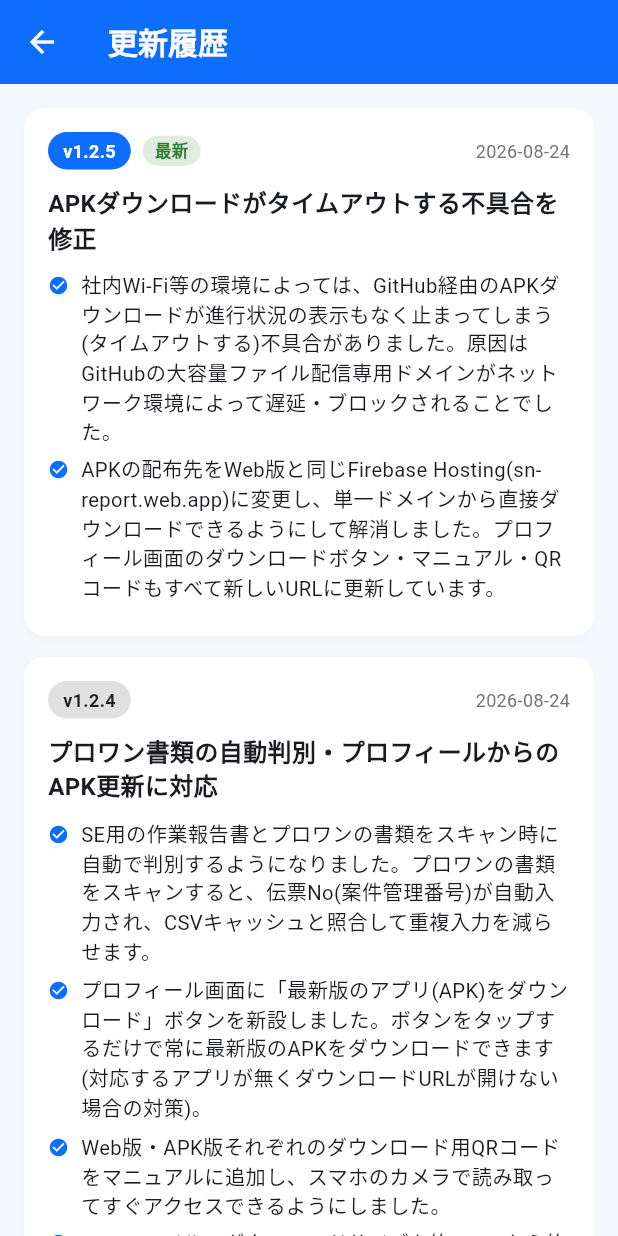
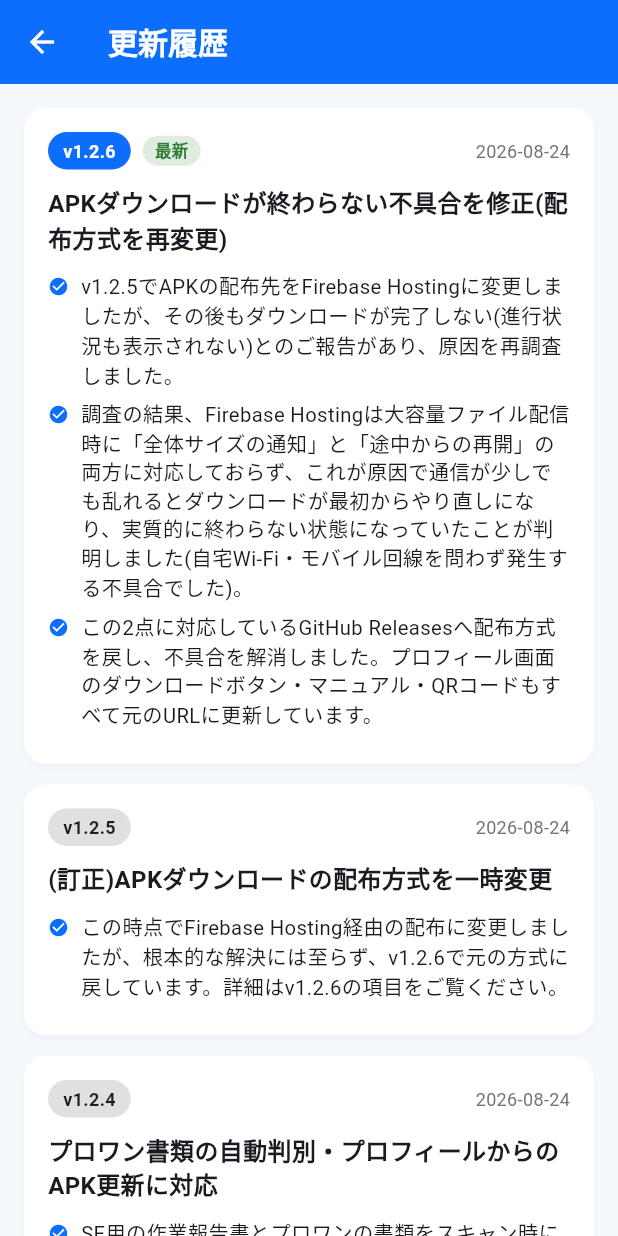
Before and after one commit to sn-naka3692/maintenance-log-app, a Flutter app: the ChangelogScreen screen opened directly, on a phone screen of 412 x 824 dp. Run offline on Flutter 3.47's test engine with Material 3 defaults, Android fonts, the phone set to English and light mode, and no system bars; our stand-ins replace cloud_firestore, firebase_auth, firebase_core, fl_chart, image_picker, package_info_plus and 3 more; missing offline and left inert: file_saver; accounts and stored records are empty.

Commit message:
v1.2.6: APKダウンロードが終わらない不具合を修正(配布方式をGitHub Releasesに再変更)
v1.2.5でAPK配布をFirebase Hostingに変更したが、Firebase Hosting(Fastly CDN)
は大容量バイナリの配信時にContent-Lengthヘッダーを返さず、Rangeリクエスト
(途中からの再開)にも対応していないという構造的な制限があることが判明。
これによりダウンロードの進行状況が表示されず、通信が少しでも乱れると
最初からやり直しになる不具合が自宅Wi-Fi・5Gモバイル回線を問わず発生していた。

GitHub Releases(Azure Blob Storage配信)はContent-Length・Range双方とも
正常に機能することを検証済みのため、APK配布を元のGitHub Releases方式に
戻した。Web版(マニュアル等)は問題がないためFirebase Hostingのまま。

- profile_screen.dart: kLatestApkDownloadUrlをGitHub Releases URLに変更
- changelog_data.dart: v1.2.6エントリ追加、v1.2.5に訂正コメント追加
- firebase.json: 不要になった/downloads/**ヘッダー設定を削除
- web/manual.html, 日報アプリ操作マニュアル.md/.pdf: URL訂正
- web/icons/apk_download_qr.png: 新URLで再生成
- scripts/deploy_web_and_apk.sh: Web版はFirebase Hosting、APKはGitHub
  Releasesへそれぞれデプロイする内容に更新
- pubspec.yaml: version 1.2.6+15

```diff
--- a/lib/data/changelog_data.dart
+++ b/lib/data/changelog_data.dart
@@ -20,18 +20,31 @@ class ChangelogEntry {
 /// 新しい更新ほどリストの先頭に追加すること。
 const List<ChangelogEntry> changelogEntries = [
   ChangelogEntry(
+    version: '1.2.6',
+    date: '2026-08-24',
+    title: 'APKダウンロードが終わらない不具合を修正(配布方式を再変更)',
+    details: [
+      'v1.2.5でAPKの配布先をFirebase Hostingに変更しましたが、'
+          'その後もダウンロードが完了しない(進行状況も表示されない)との'
+          'ご報告があり、原因を再調査しました。',
+      '調査の結果、Firebase Hostingは大容量ファイル配信時に'
+          '「全体サイズの通知」と「途中からの再開」の両方に対応しておらず、'
+          'これが原因で通信が少しでも乱れるとダウンロードが最初からやり'
+          '直しになり、実質的に終わらない状態になっていたことが判明しました'
+          '(自宅Wi-Fi・モバイル回線を問わず発生する不具合でした)。',
+      'この2点に対応しているGitHub Releasesへ配布方式を戻し、'
+          '不具合を解消しました。プロフィール画面のダウンロードボタン・'
+          'マニュアル・QRコードもすべて元のURLに更新しています。',
+    ],
+  ),
+  ChangelogEntry(
     version: '1.2.5',
     date: '2026-08-24',
-    title: 'APKダウンロードがタイムアウトする不具合を修正',
+    title: '(訂正)APKダウンロードの配布方式を一時変更',
     details: [
-      '社内Wi-Fi等の環境によっては、GitHub経由のAPKダウンロードが'
-          '進行状況の表示もなく止まってしまう(タイムアウトする)不具合が'
-          'ありました。原因はGitHubの大容量ファイル配信専用ドメインが'
-          'ネットワーク環境によって遅延・ブロックされることでした。',
-      'APKの配布先をWeb版と同じFirebase Hosting(sn-report.web.app)'
-          'に変更し、単一ドメインから直接ダウンロードできるようにして'
-          '解消しました。プロフィール画面のダウンロードボタン・マニュアル・'
-          'QRコードもすべて新しいURLに更新しています。',
+      'この時点でFirebase Hosting経由の配布に変更しましたが、'
+          '根本的な解決には至らず、v1.2.6で元の方式に戻しています。'
+          '詳細はv1.2.6の項目をご覧ください。',
     ],
   ),
   ChangelogEntry(
--- a/lib/screens/profile_screen.dart
+++ b/lib/screens/profile_screen.dart
@@ -13,23 +13,26 @@ import 'manual_screen.dart';
 import 'system_architecture_screen.dart';
 import 'user_management_screen.dart';
 
-/// APKダウンロード用の固定URL(Firebase Hosting経由)。
+/// APKダウンロード用の固定URL(GitHub Releases経由)。
 ///
-/// 【重要・v1.2.5で変更】以前はGitHub Releasesの「latest」固定URLを
-/// 使用していたが、社内Wi-Fi等のネットワーク環境によってはGitHubの
-/// リリースファイル配信先ドメイン(release-assets.githubusercontent.com)が
-/// 遅延・ブロックされ、ダウンロードがタイムアウトする不具合が発生した。
-/// Web版と同じ Firebase Hosting(sn-report.web.app、単一ドメイン・
-/// リダイレクトなし)経由で配布する方式に変更し、この問題を解消した。
-/// ファイル自体はFirebase Hosting無料プランの「実行可能ファイル禁止」
-/// 制限を回避するため拡張子を .data にしているが、Content-Disposition
-/// ヘッダーによりダウンロード時のファイル名は app-release.apk になる。
-/// このURLに新しいAPKをデプロイ(firebase deploy)するたびに、常に
-/// 最新版を指すようになる(URL自体は不変)。
+/// 【重要・v1.2.6で訂正】v1.2.5で一時的にFirebase Hosting経由の配布に
+/// 変更したが、これは誤った対応だった。実際に調査したところ、
+/// Firebase Hosting(裏側はFastly CDN)は大容量バイナリの配信時に
+/// Content-Lengthヘッダーを返さず、Rangeリクエスト(途中からの再開)にも
+/// 対応していないという構造的な制限があることが判明した。これにより
+/// 「ダウンロードの進行状況が表示されない」「通信が少しでも乱れると
+/// 最初からやり直しになりタイムアウトする」という不具合が起きていた
+/// (自宅Wi-Fi・5Gモバイル回線を問わず発生していたのはこのため)。
+///
+/// 一方、GitHub Releases(実体はAzure Blob Storage配信)は
+/// Content-Length・Range双方とも正常に機能することを検証済みのため、
+/// v1.2.6で元のGitHub Releases配布方式に戻した。
+/// 「latest」固定URLのため、新バージョンをリリースするたびに
+/// 常に最新版を指すようになる(URL自体は不変)。
 /// 社内マニュアル(web/manual.html・web/日報アプリ操作マニュアル.md)に
 /// 記載しているURLと同一のものを使用している。
 const String kLatestApkDownloadUrl =
-    'https://sn-report.web.app/downloads/app-release.data';
+    'https://github.com/sn-naka3692/maintenance-log-app/releases/latest/download/app-release.apk';
 
 class ProfileScreen extends StatelessWidget {
   const ProfileScreen({super.key});
--- a/pubspec.yaml
+++ b/pubspec.yaml
@@ -16,7 +16,7 @@ publish_to: 'none' # Remove this line if you wish to publish to pub.dev
 # https://developer.apple.com/library/archive/documentation/General/Reference/InfoPlistKeyReference/Articles/CoreFoundationKeys.html
 # In Windows, build-name is used as the major, minor, and patch parts
 # of the product and file versions while build-number is used as the build suffix.
-version: 1.2.5+14
+version: 1.2.6+15
 
 environment:
   sdk: ^3.9.2
```
Also changed, not shown: firebase.json, 5 other files.
